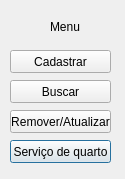
The window that AppHotel/menu.ui (ThomDumont/Projeto-Hotel) describes before a commit, drawn with Qt 5.
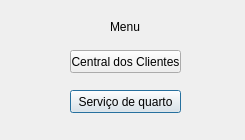
The same window after the commit.

What changed in the file:
```diff
--- a/AppHotel/menu.ui
+++ b/AppHotel/menu.ui
@@ -6,8 +6,8 @@
    <rect>
     <x>0</x>
     <y>0</y>
-    <width>125</width>
-    <height>179</height>
+    <width>245</width>
+    <height>140</height>
    </rect>
   </property>
   <property name="windowTitle">
@@ -16,9 +16,9 @@
   <widget class="QPushButton" name="btnServiQuMenu">
    <property name="geometry">
     <rect>
-     <x>10</x>
-     <y>140</y>
-     <width>101</width>
+     <x>70</x>
+     <y>90</y>
+     <width>111</width>
      <height>23</height>
     </rect>
    </property>
@@ -29,46 +29,20 @@
   <widget class="QPushButton" name="btnCadasMenu">
    <property name="geometry">
     <rect>
-     <x>10</x>
+     <x>70</x>
      <y>50</y>
-     <width>101</width>
+     <width>111</width>
      <height>23</height>
     </rect>
    </property>
    <property name="text">
-    <string>Cadastrar</string>
-   </property>
-  </widget>
-  <widget class="QPushButton" name="btnBuscMenu">
-   <property name="geometry">
-    <rect>
-     <x>10</x>
-     <y>80</y>
-     <width>101</width>
-     <height>23</height>
-    </rect>
-   </property>
-   <property name="text">
-    <string>Buscar</string>
-   </property>
-  </widget>
-  <widget class="QPushButton" name="btnRemAtu">
-   <property name="geometry">
-    <rect>
-     <x>10</x>
-     <y>110</y>
-     <width>101</width>
-     <height>23</height>
-    </rect>
-   </property>
-   <property name="text">
-    <string>Remover/Atualizar</string>
+    <string>Central dos Clientes</string>
    </property>
   </widget>
   <widget class="QLabel" name="label">
    <property name="geometry">
     <rect>
-     <x>50</x>
+     <x>110</x>
      <y>20</y>
      <width>47</width>
      <height>13</height>
```
